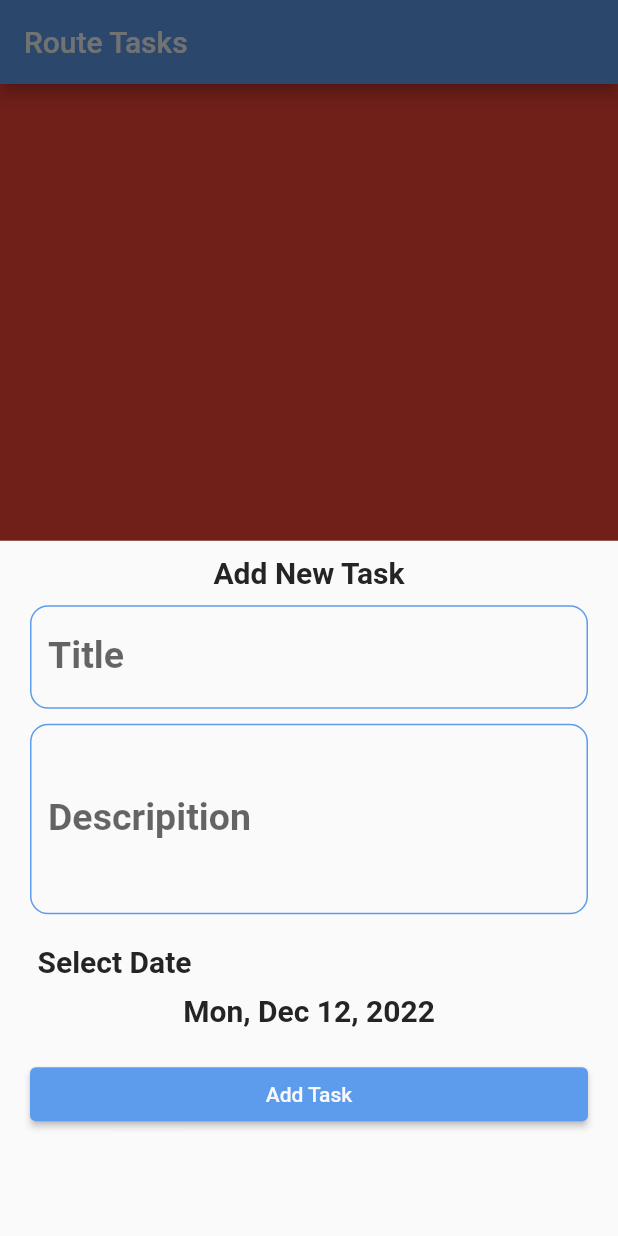
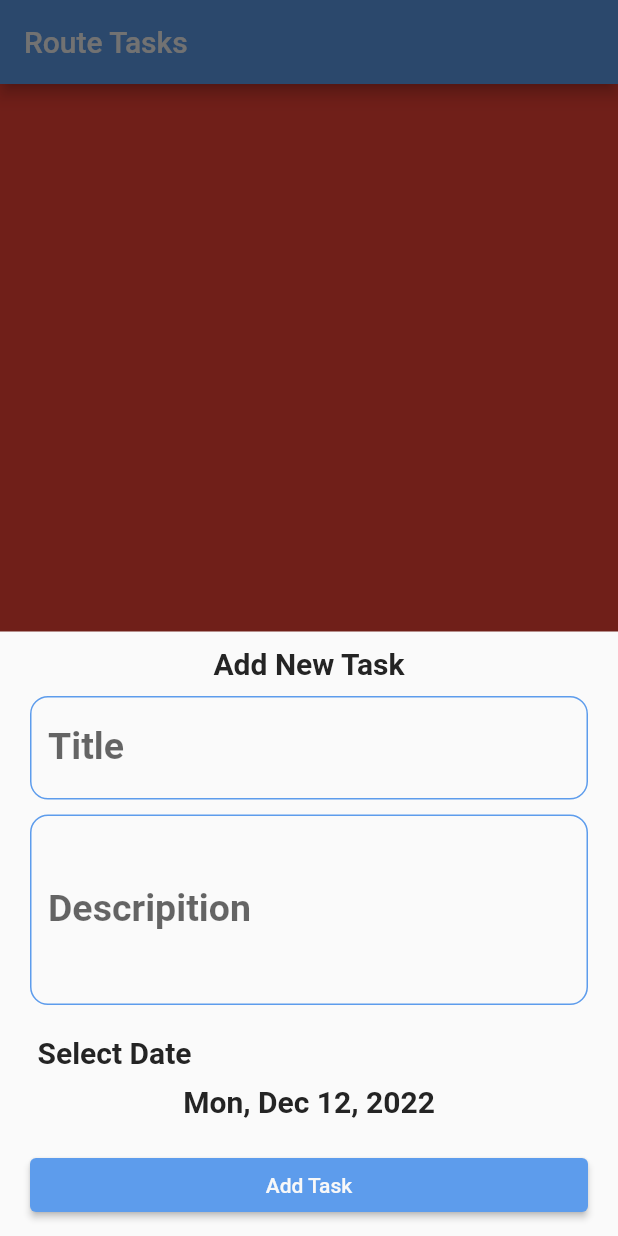
Before and after one commit to mahmoudgamal1704/Todo_App, a Flutter app: the screen it shows after launch, after a tap on the "add" icon, on a phone screen of 412 x 824 dp. Run offline on Flutter 3.47's test engine with Material 2 defaults, Android fonts, the phone set to English and light mode, and no system bars; generated files the repository leaves out were written again.

Commit message:
edit design for addtask screen

```diff
--- a/lib/ layout/addtaskbotom.dart
+++ b/lib/ layout/addtaskbotom.dart
@@ -12,8 +12,6 @@ class AddTaskBottom extends StatelessWidget {
   var titleController = TextEditingController();
   var discrpController = TextEditingController();
 
-  // DateTime selectedDate = DateTime.now();
-
   @override
   Widget build(BuildContext context) {
     return ChangeNotifierProvider(
@@ -25,6 +23,7 @@ class AddTaskBottom extends StatelessWidget {
           margin: EdgeInsets.symmetric(vertical: 10, horizontal: 20),
           child: Column(
             crossAxisAlignment: CrossAxisAlignment.stretch,
+            mainAxisSize: MainAxisSize.min,
             children: [
               Text(
                 AppLocalizations.of(context)!.addtitle,
@@ -39,6 +38,7 @@ class AddTaskBottom extends StatelessWidget {
                 children: [
                   TextFormField(
                     controller: titleController,
+
                     decoration: InputDecoration(
                         label: Text(AppLocalizations.of(context)!.taskname),
                         enabledBorder: OutlineInputBorder(
--- a/lib/ layout/home_layout.dart
+++ b/lib/ layout/home_layout.dart
@@ -69,9 +69,13 @@ class HomeLayout extends StatelessWidget {
 
   void AddTaskBottomSheet(BuildContext context) {
     showModalBottomSheet(
+      isScrollControlled: true,
       context: context,
       builder: (context) {
-        return AddTaskBottom();
+        return Padding(
+          padding:  EdgeInsets.only(bottom: MediaQuery.of(context).viewInsets.bottom),
+          child: AddTaskBottom(),
+        );
       },
     );
   }
```
